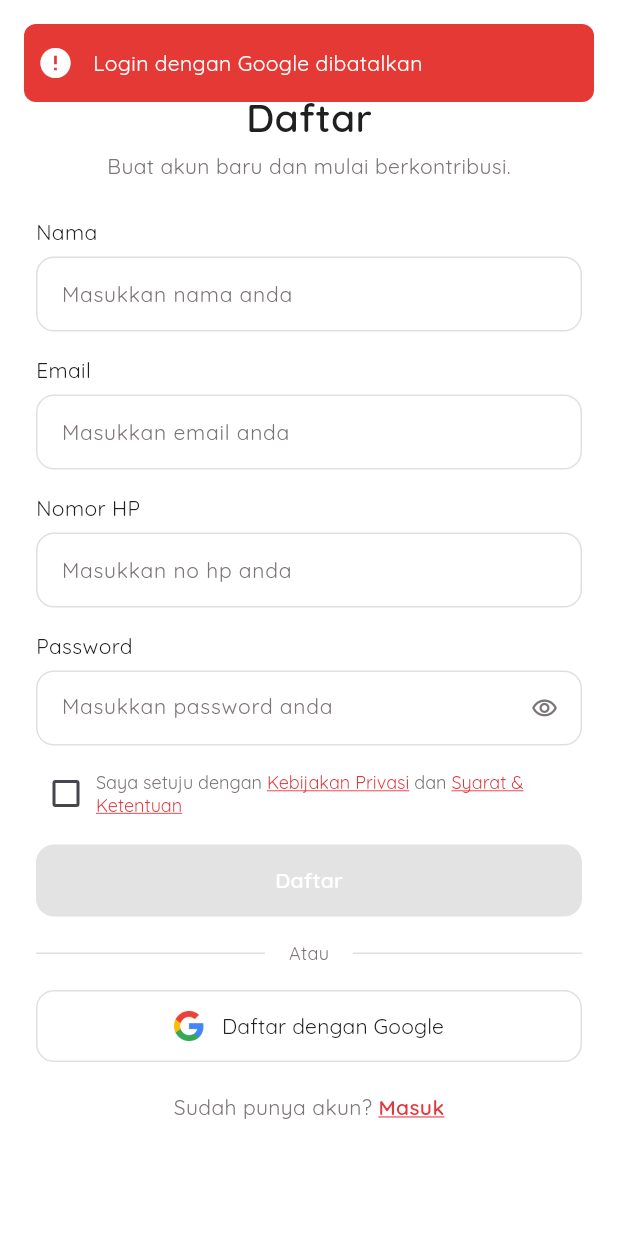
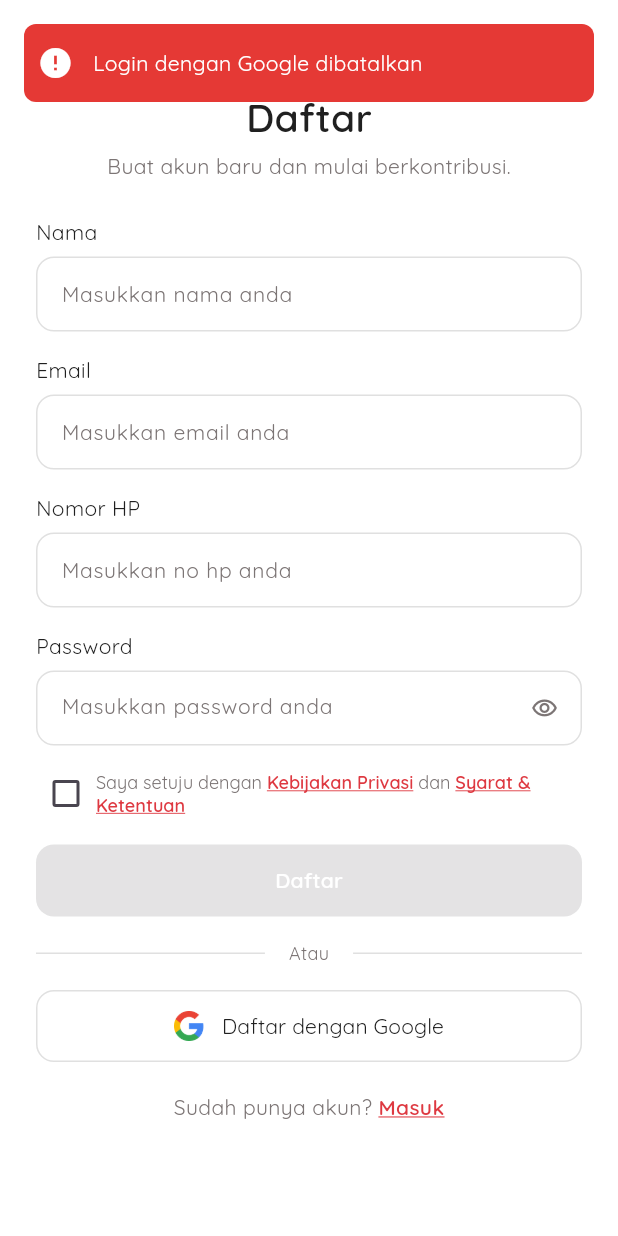
Before and after one commit to justrahyan/siagadarah, a Flutter app: the RegisterScreen screen opened directly, after a tap on "Daftar dengan Google", on a phone screen of 412 x 824 dp. Run offline on Flutter 3.47's test engine with Material 3 defaults, Android fonts, the phone set to English and light mode, and no system bars; drawn by our look-alikes of another_flushbar; our stand-ins replace cloud_firestore, firebase_auth, firebase_core, google_fonts, google_sign_in, permission_handler; accounts and stored records are empty.

Commit message:
feat: Update Logic Login, Register and Auth Services. Update Profile UI

```diff
--- a/lib/main.dart
+++ b/lib/main.dart
@@ -1,6 +1,7 @@
 import 'package:flutter/material.dart';
 import 'package:flutter/services.dart';
 import 'package:firebase_core/firebase_core.dart';
+import 'package:siaga_darah/themes/colors.dart';
 import 'pages/SplashScreen.dart';
 import 'firebase_options.dart';
 
@@ -24,6 +25,11 @@ class MyApp extends StatelessWidget {
       title: 'SiagaDarah',
       theme: ThemeData(
         primarySwatch: Colors.red,
+        textSelectionTheme: TextSelectionThemeData(
+          cursorColor: AppColors.primary,
+          selectionColor: AppColors.primary.withOpacity(0.4),
+          selectionHandleColor: AppColors.primary,
+        ),
       ),
       home: const SplashScreen(),
       debugShowCheckedModeBanner: false,
--- a/lib/pages/RegisterScreen.dart
+++ b/lib/pages/RegisterScreen.dart
@@ -112,7 +112,7 @@ class _RegisterScreenState extends State<RegisterScreen> {
           await _authService.sendEmailVerification();
 
           print('✅ Registration successful');
-          // _showSnackBar('Registrasi berhasil!', isError: false);
+          // _showSnackBar('Akun berhasil terdaftar! Silakan verifikasi akun melalui link yang dikirim ke email Anda (cek folder spam jika tidak menemukan emailnya).', isError: false);
 
           // Small delay to ensure UI updates properly
           await Future.delayed(const Duration(milliseconds: 300));
@@ -134,7 +134,9 @@ class _RegisterScreenState extends State<RegisterScreen> {
 
           if (currentUser != null) {
             print('🎯 User is actually registered! Proceeding...');
-            _showSnackBar('Registrasi berhasil!', isError: false);
+            _showSnackBar(
+                'Akun berhasil terdaftar! Silakan verifikasi akun melalui link yang dikirim ke email Anda (cek folder spam jika tidak menemukan emailnya).',
+                isError: false);
 
             await Future.delayed(const Duration(milliseconds: 500));
 
@@ -156,7 +158,9 @@ class _RegisterScreenState extends State<RegisterScreen> {
         final currentUser = _authService.currentUser;
         if (currentUser != null) {
           print('🎯 User registered despite exception! Proceeding...');
-          _showSnackBar('Registrasi berhasil!', isError: false);
+          _showSnackBar(
+              'Akun berhasil terdaftar! Silakan verifikasi akun melalui link yang dikirim ke email Anda (cek folder spam jika tidak menemukan emailnya).',
+              isError: false);
 
           await Future.delayed(const Duration(milliseconds: 500));
 
@@ -189,14 +193,17 @@ class _RegisterScreenState extends State<RegisterScreen> {
       print('👤 User: ${result.user?.email}');
 
       if (result.success && result.user != null) {
-        _showSnackBar("Registrasi berhasil!", isError: false);
+        _showSnackBar(
+            "Akun berhasil terdaftar! Silakan verifikasi akun melalui link yang dikirim ke email Anda (cek folder spam jika tidak menemukan emailnya).",
+            isError: false);
         await Future.delayed(const Duration(milliseconds: 500));
         Navigator.pushReplacement(
           context,
           MaterialPageRoute(
               builder: (_) => const MainScreen(
                     showSuccessMessage: true,
-                    successMessage: 'Registrasi berhasil! Silahkan verifikasi email Anda.',
+                    successMessage:
+                        'Akun berhasil terdaftar! Silakan verifikasi akun melalui link yang dikirim ke email Anda (cek folder spam jika tidak menemukan emailnya). Silahkan verifikasi email Anda.',
                   )),
         );
       } else {
@@ -485,6 +492,7 @@ class _RegisterScreenState extends State<RegisterScreen> {
                         style: GoogleFonts.quicksand(
                           fontSize: 12, // Reduced from 14
                           color: AppColors.paragraph,
+                          fontWeight: FontWeight.w500,
                         ),
                         children: [
                           const TextSpan(text: 'Saya setuju dengan '),
@@ -492,6 +500,7 @@ class _RegisterScreenState extends State<RegisterScreen> {
                             text: 'Kebijakan Privasi',
                             style: GoogleFonts.quicksand(
                               color: AppColors.primary,
+                              fontWeight: FontWeight.w600,
                               decoration: TextDecoration.underline,
                             ),
                           ),
@@ -500,6 +509,7 @@ class _RegisterScreenState extends State<RegisterScreen> {
                             text: 'Syarat & Ketentuan',
                             style: GoogleFonts.quicksand(
                               color: AppColors.primary,
+                              fontWeight: FontWeight.w600,
                               decoration: TextDecoration.underline,
                             ),
                           ),
@@ -523,10 +533,15 @@ class _RegisterScreenState extends State<RegisterScreen> {
                     backgroundColor: (_agreeToTerms)
                         ? AppColors.primary
                         : Colors.grey.shade300,
+                    elevation: 0,
+                    shadowColor: Colors.transparent,
                     shape: RoundedRectangleBorder(
                       borderRadius: BorderRadius.circular(12),
                     ),
-                    elevation: 0,
+                  ).copyWith(
+                    overlayColor: (_agreeToTerms)
+                        ? MaterialStateProperty.all(const Color(0xFFB83238))
+                        : null,
                   ),
                   child: _isLoading
                       ? const SizedBox(
@@ -593,6 +608,10 @@ class _RegisterScreenState extends State<RegisterScreen> {
                       borderRadius: BorderRadius.circular(12),
                     ),
                     backgroundColor: Colors.white,
+                  ).copyWith(
+                    overlayColor: MaterialStateProperty.all(
+                      Colors.grey.withOpacity(0.1), // efek tekan abu-abu
+                    ),
                   ),
                   child: Row(
                     mainAxisAlignment: MainAxisAlignment.center,
--- a/lib/service/auth_service.dart
+++ b/lib/service/auth_service.dart
@@ -4,7 +4,7 @@ import 'package:cloud_firestore/cloud_firestore.dart';
 
 class AuthService {
   final FirebaseAuth _auth = FirebaseAuth.instance;
-  final GoogleSignIn _googleSignIn = GoogleSignIn();
+  final GoogleSignIn _googleSignIn = GoogleSignIn(scopes: ['email']);
   final FirebaseFirestore _firestore = FirebaseFirestore.instance;
 
   // Get current user
@@ -157,9 +157,9 @@ class AuthService {
     try {
       print('🔍 AuthService: Starting Google Sign-In');
       // Delete login cache
-      await GoogleSignIn().signOut();
+      await _googleSignIn.signOut(); // clear cache
       // Trigger the authentication flow
-      final GoogleSignInAccount? googleUser = await GoogleSignIn().signIn();
+      final GoogleSignInAccount? googleUser = await _googleSignIn.signIn();
       print("🔥 googleUser: ${googleUser?.email}");
 
       if (googleUser == null) {
@@ -168,48 +168,60 @@ class AuthService {
       }
 
       // Obtain the auth details from the request
+      print("🔍 Debug Info:");
+      print("  - googleUser.email: ${googleUser.email}");
+      print("  - googleUser.email == null: ${googleUser.email == null}");
+      if (googleUser.email != null) {
+        print("  - googleUser.email.isEmpty: ${googleUser.email!.isEmpty}");
+      }
+
+      // Validasi email dari GoogleSignInAccount - lebih defensif
+      final googleEmail = googleUser.email;
+      if (googleEmail == null || googleEmail.trim().isEmpty) {
+        print("❌ Google email validation failed");
+        return AuthResult(
+            success: false, message: 'Email tidak tersedia dari akun Google');
+      }
+
+      print("✅ Google email validation passed: $googleEmail");
+
       final GoogleSignInAuthentication googleAuth =
           await googleUser.authentication;
 
-      // Create a new credential
       final credential = GoogleAuthProvider.credential(
         accessToken: googleAuth.accessToken,
         idToken: googleAuth.idToken,
       );
 
-      // 🔍 Cek apakah email Google sudah terdaftar
-      final methods = await _auth.fetchSignInMethodsForEmail(googleUser.email);
-      print('📡 Sign-in methods for ${googleUser.email}: $methods');
-
-      if (!isRegister && methods.contains('password')) {
-        // 💡 Sudah terdaftar pakai email/password
-        return AuthResult(
-          success: false,
-          message: 'email_exists_with_password',
-          user: null,
-        );
-      }
-
-      // Once signed in, return the UserCredential
-      UserCredential result = await _auth.signInWithCredential(credential);
-      User? user = result.user;
+      final result = await _auth.signInWithCredential(credential);
+      final user = result.user;
 
       if (user != null) {
-        // Check if user exists in Firestore
-        DocumentSnapshot userDoc =
+        print("🔍 User Info:");
+        print("  - user.email: ${user.email}");
+        print("  - user.uid: ${user.uid}");
+
+        final userEmail = user.email ?? googleUser.email ?? '';
+        print("📧 Final email yang akan digunakan: '$userEmail'");
+        if (userEmail.trim().isEmpty) {
+          print("❌ Final email validation failed");
+          return AuthResult(
+              success: false,
+              message: 'Email tidak tersedia dari autentikasi Google');
+        }
+        print('📧 Email yang akan disimpan: $userEmail');
+        final userDoc =
             await _firestore.collection('users').doc(user.uid).get();
 
         if (!userDoc.exists) {
           print('📝 AuthService: Creating new Google user document');
 
-          // Create user data for Google sign-in (phone number will be requested later)
           Map<String, dynamic> userData = {
-            // ===== FILLED FIELDS (dari Google) =====
             'uid': user.uid,
-            'name': user.displayName ?? '',
-            'email': user.email ?? '',
-            'phone': '', // KOSONG - akan diminta saat first login
-            'profilePicture': user.photoURL ?? '',
+            'name': user.displayName ?? googleUser.displayName ?? '',
+            'email': userEmail,
+            'phone': '',
+            'profilePicture': user.photoURL ?? googleUser.photoUrl ?? '',
             'createdAt': FieldValue.serverTimestamp(),
             'lastLogin': FieldValue.serverTimestamp(),
             'updatedAt': FieldValue.serverTimestamp(),
@@ -291,27 +303,81 @@ class AuthService {
           };
 
           await _firestore.collection('users').doc(user.uid).set(userData);
-          if (!user.emailVerified) {
-            await user.sendEmailVerification();
+          if (!user.emailVerified &&
+              user.email != null &&
+              user.email!.isNotEmpty) {
+            try {
+              await user.sendEmailVerification();
+              print('✅ Email verification sent to: ${user.email}');
+            } catch (e) {
+              print('⚠️ Failed to send email verification: $e');
+            }
+          } else {
+            print(
+                '⚠️ Skipping email verification - user.email is null or user already verified');
           }
         } else {
-          print('🔄 AuthService: Updating existing Google user login');
-          // Update last login time
-          await _firestore.collection('users').doc(user.uid).update({
+          // Update email jika kosong di dokumen yang sudah ada
+          final existingData = userDoc.data() as Map<String, dynamic>;
+          Map<String, dynamic> updateData = {
             'lastLogin': FieldValue.serverTimestamp(),
             'updatedAt': FieldValue.serverTimestamp(),
-          });
+          };
+
+          // Jika email kosong di Firestore, update dengan email yang benar
+          if (existingData['email'] == null || existingData['email'] == '') {
+            updateData['email'] = userEmail;
+            print('📧 Updating empty email in Firestore with: $userEmail');
+          }
+
+          await _firestore.collection('users').doc(user.uid).update(updateData);
         }
 
-        return AuthResult(
-            success: true, user: user, needsPhoneNumber: !userDoc.exists);
+        return AuthResult(success: true, user: user);
       } else {
         return AuthResult(success: false, message: 'Gagal login dengan Google');
       }
     } catch (e) {
       print('💥 AuthService: Google Sign-In exception: $e');
+
+      // Handle specific Firebase Auth errors
+      if (e.toString().contains('missing-email')) {
+        return AuthResult(
+          success: false,
+          message: 'Email tidak tersedia dari akun Google. Silakan coba lagi.',
+        );
+      }
       return AuthResult(
           success: false, message: 'Google sign in failed: ${e.toString()}');
+    }
+  }
+
+  // Method tambahan untuk memperbaiki email yang kosong
+  Future<bool> fixEmptyEmailForCurrentUser() async {
+    try {
+      final user = _auth.currentUser;
+      if (user == null) return false;
+
+      final userDoc = await _firestore.collection('users').doc(user.uid).get();
+      if (!userDoc.exists) return false;
+
+      final data = userDoc.data() as Map<String, dynamic>;
+
+      // Jika email kosong di Firestore tapi ada di Firebase Auth
+      if ((data['email'] == null || data['email'] == '') &&
+          user.email != null) {
+        await _firestore.collection('users').doc(user.uid).update({
+          'email': user.email!,
+          'updatedAt': FieldValue.serverTimestamp(),
+        });
+        print('📧 Fixed empty email for user: ${user.email}');
+        return true;
+      }
+
+      return false;
+    } catch (e) {
+      print('Error fixing empty email: $e');
+      return false;
     }
   }
 
```
Also changed, not shown: lib/pages/LoginScreen.dart (+52 -94 lines), lib/pages/main_screen.dart (+15 -6 lines), pubspec.lock.
